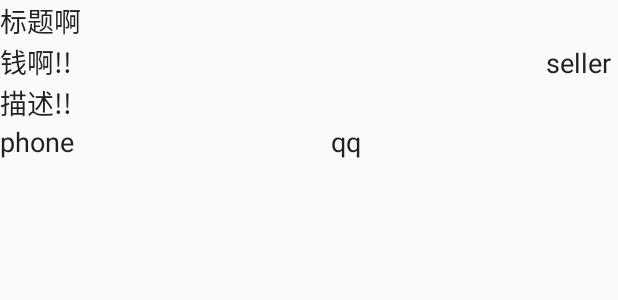
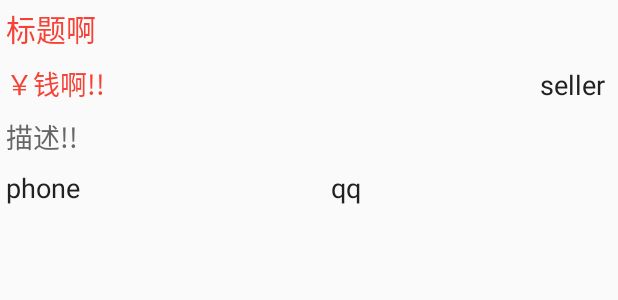
Before and after one commit to CasparGX/XTU-Second-hand, an Android app: the layout include_goods_show_content.xml on its own in the app's theme, with its tools: preview values and no code run, on a phone screen of 412 x 824 dp. Shown: the top 300 px of the screen. Run offline under Robolectric (Android 15) with nearby library versions, the phone set to English and light mode, and no system bars.

Commit message:
change GoodsShow's UI.

```diff
--- a/app/src/main/res/layout/activity_goods_show.xml
+++ b/app/src/main/res/layout/activity_goods_show.xml
@@ -3,6 +3,7 @@
     android:orientation="vertical"
     android:layout_width="match_parent"
     android:layout_height="match_parent"
+    android:background="@color/white"
     android:weightSum="1"
     android:fitsSystemWindows="true"
     android:clipToPadding="false">
--- a/app/src/main/res/layout/include_goods_show_content.xml
+++ b/app/src/main/res/layout/include_goods_show_content.xml
@@ -7,22 +7,30 @@
     <TextView
         android:layout_width="wrap_content"
         android:layout_height="wrap_content"
-        android:textAppearance="?android:attr/textAppearanceMedium"
+        android:layout_margin="4dp"
+        android:textSize="20sp"
         android:text="标题啊 "
-        android:textColor="#212121"
+        android:textColor="@color/themeColor"
         android:id="@+id/tv_title" />
 
     <LinearLayout
         android:layout_width="match_parent"
         android:layout_height="wrap_content"
-        android:orientation="horizontal">
+        android:orientation="horizontal"
+        android:layout_margin="4dp">
 
         <TextView
             android:layout_width="wrap_content"
             android:layout_height="wrap_content"
             android:textAppearance="?android:attr/textAppearanceMedium"
+            android:text="￥"
+            android:textColor="@color/themeColor" />
+        <TextView
+            android:layout_width="wrap_content"
+            android:layout_height="wrap_content"
+            android:textAppearance="?android:attr/textAppearanceMedium"
             android:text="钱啊!! "
-            android:textColor="#212121"
+            android:textColor="@color/themeColor"
             android:id="@+id/tv_price" />
 
         <TextView
@@ -38,15 +46,17 @@
     <TextView
         android:layout_width="match_parent"
         android:layout_height="wrap_content"
+        android:layout_margin="4dp"
         android:textAppearance="?android:attr/textAppearanceMedium"
         android:text="描述!! "
-        android:textColor="#212121"
+        android:textColor="#666"
         android:id="@+id/tv_dec" />
 
     <LinearLayout
         android:layout_width="match_parent"
         android:layout_height="wrap_content"
-        android:orientation="horizontal">
+        android:orientation="horizontal"
+        android:layout_margin="4dp">
 
         <TextView
             android:layout_width="wrap_content"
```
